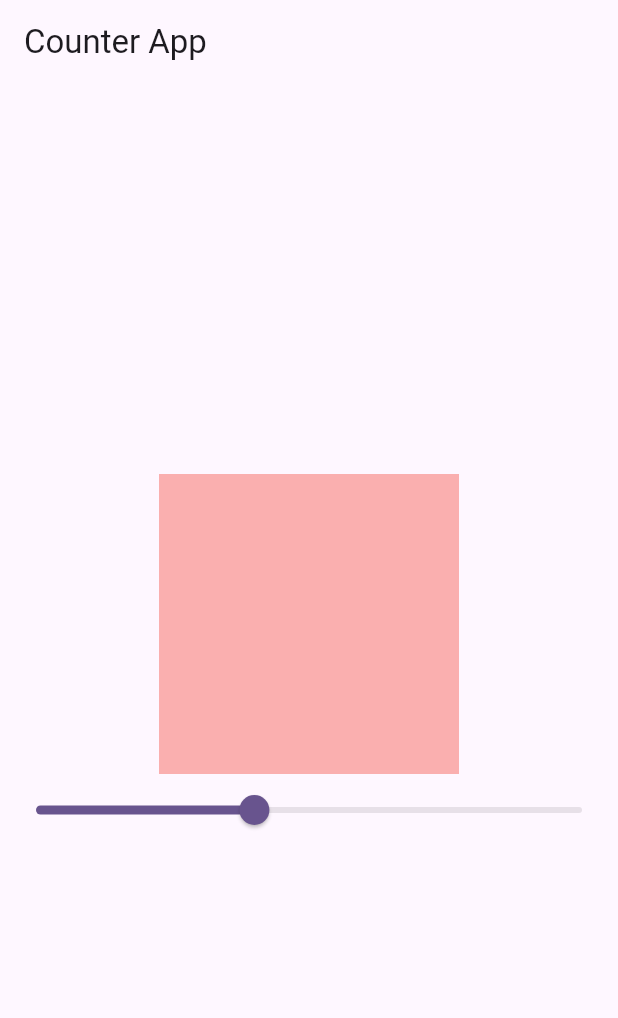
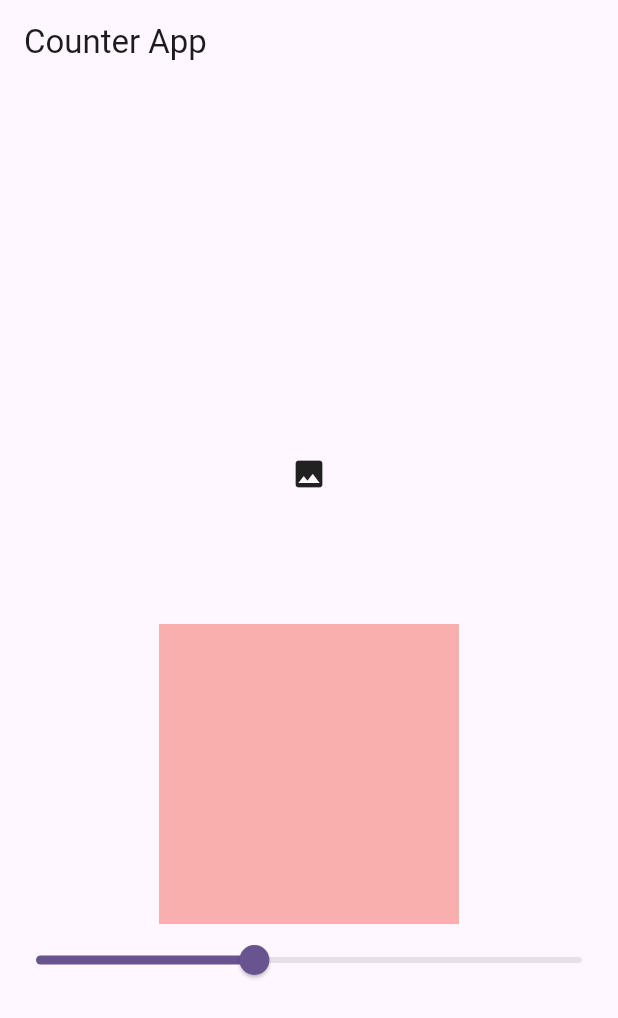
Before and after one commit to prithvirajbaral/riverpod.tut, a Flutter app: the screen it shows after launch, on a phone screen of 412 x 824 dp. Shown: the top 1018 px of the screen. Run offline on Flutter 3.47's test engine with Material 3 defaults, Android fonts, the light colour scheme and no system bars; our stand-ins replace flutter_riverpod.

Commit message:
add a new sized box for showpassword property, also in this after using consumer still it rebuilding other widget

```diff
--- a/lib/home_screen.dart
+++ b/lib/home_screen.dart
@@ -24,6 +24,27 @@ class HomeScreen extends ConsumerWidget {
             Consumer(
               builder: (context, ref, child) {
                 final slider = ref.watch(sliderProvider);
+                print('build eye');
+                return InkWell(
+                  onTap: () {
+                    final stateProvider = ref.read(sliderProvider.notifier);
+                    stateProvider.state = stateProvider.state
+                        .copyWith(showPassword: !slider.showPassword);
+                  },
+                  child: SizedBox(
+                    height: 200,
+                    width: 200,
+                    child: slider.showPassword
+                        ? const Icon(Icons.remove_red_eye)
+                        : const Icon(Icons.image),
+                  ),
+                );
+              },
+            ),
+            Consumer(
+              builder: (context, ref, child) {
+                final slider = ref.watch(sliderProvider);
+                print('box');
                 return Container(
                   height: 200,
                   width: 200,
@@ -38,7 +59,8 @@ class HomeScreen extends ConsumerWidget {
                   value: slider.slider,
                   onChanged: (value) {
                     final stateProvider = ref.read(sliderProvider.notifier);
-                    stateProvider.state = stateProvider.state.copyWith(slider: value);
+                    stateProvider.state =
+                        stateProvider.state.copyWith(slider: value);
                   },
                 );
               },
```
